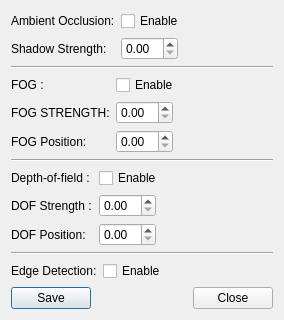
OpenChemistry/avogadroapp, file avogadro/renderingdialog.ui: the form before one commit.
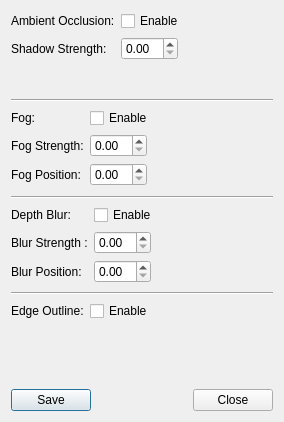
The form after the commit.

Commit message: Tweak text in the rendering dialog

The edit to the form file:
```diff
--- a/avogadro/renderingdialog.ui
+++ b/avogadro/renderingdialog.ui
@@ -7,7 +7,7 @@
             <x>0</x>
             <y>0</y>
             <width>284</width>
-            <height>182</height>
+    <height>422</height>
          </rect>
       </property>
       <property name="sizePolicy">
@@ -97,7 +97,7 @@
                <item row="0" column="0">
                   <widget class="QLabel" name="label_3">
                      <property name="text">
-                        <string>FOG : </string>
+        <string>Fog:</string>
                      </property>
                   </widget>
                </item>
@@ -128,7 +128,7 @@
                <item row="1" column="0">
                   <widget class="QLabel" name="label_5">
                      <property name="text">
-                        <string>FOG STRENGTH:</string>
+        <string>Fog Strength:</string>
                      </property>
                   </widget>
                </item>
@@ -155,7 +155,7 @@
                <item row="2" column="0">
                   <widget class="QLabel" name="label_5">
                      <property name="text">
-                        <string>FOG Position:</string>
+        <string>Fog Position:</string>
                      </property>
                   </widget>
                </item>
@@ -193,7 +193,7 @@
                <item row="0" column="0">
                   <widget class="QLabel" name="label_3">
                      <property name="text">
-                        <string>Depth-of-field : </string>
+        <string>Depth Blur:</string>
                      </property>
                   </widget>
                </item>
@@ -224,7 +224,7 @@
                <item row="1" column="0">
                   <widget class="QLabel" name="label_5">
                      <property name="text">
-                        <string>DOF Strength :</string>
+        <string>Blur Strength :</string>
                      </property>
                   </widget>
                </item>
@@ -251,7 +251,7 @@
                <item row="2" column="0">
                   <widget class="QLabel" name="label_5">
                      <property name="text">
-                        <string>DOF Position:</string>
+        <string>Blur Position:</string>
                      </property>
                   </widget>
                </item>
@@ -289,7 +289,7 @@
                <item row="0" column="0">
                   <widget class="QLabel" name="label_4">
                      <property name="text">
-                        <string>Edge Detection:</string>
+        <string>Edge Outline:</string>
                      </property>
                   </widget>
                </item>
```
Left out of the diff: 24 changed lines with no effect on the pictures. Lines whose indentation alone changed are shown as unchanged.
